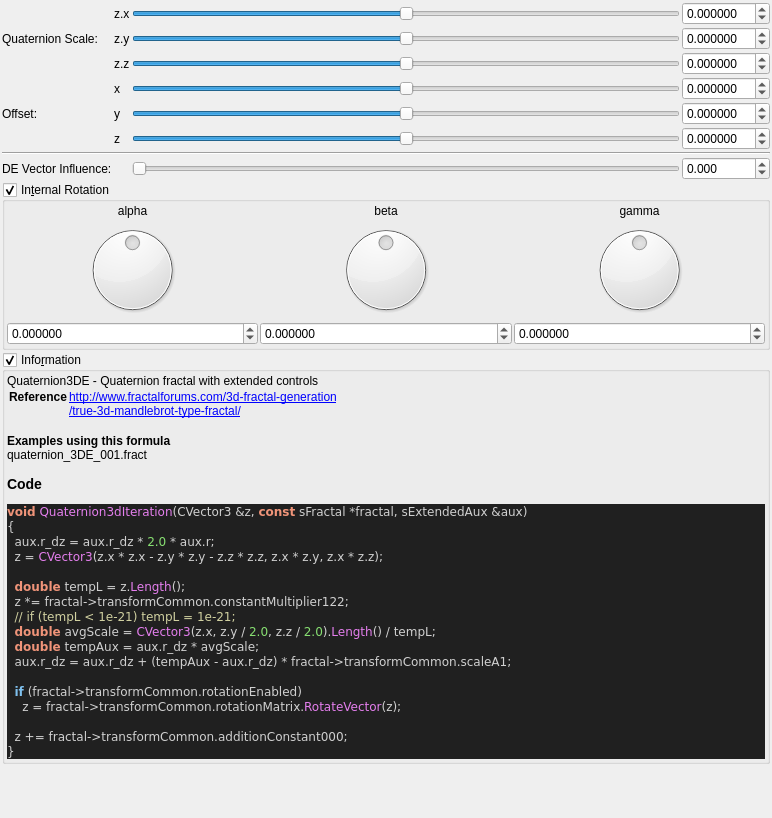
Above: mandelbulber2/formula/ui/fractal_quaternion3d.ui from buddhi1980/mandelbulber2 before the change. Below: the same form after it.
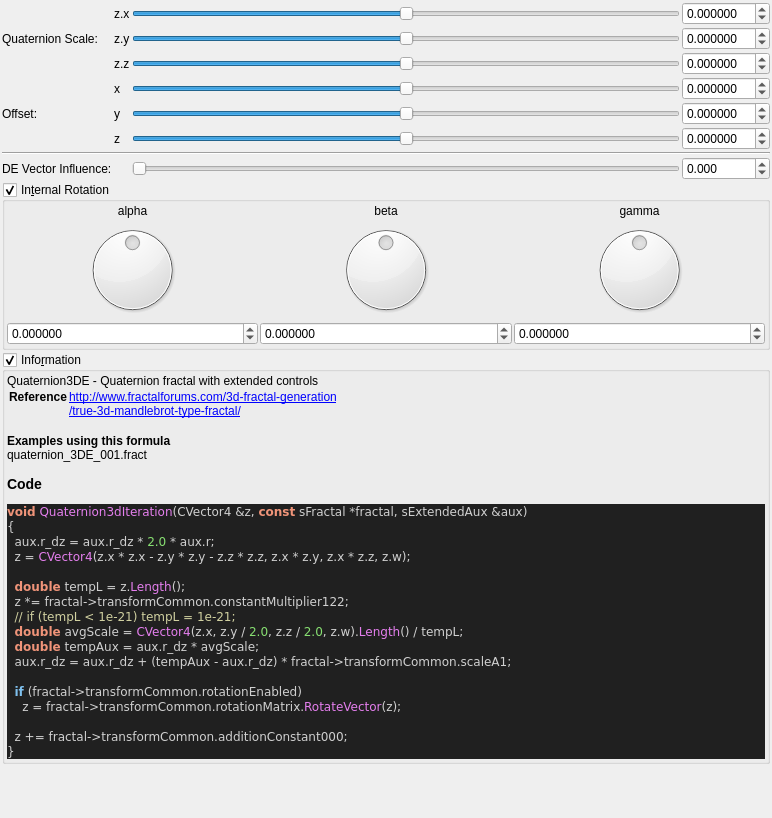
That is the form after the change. Custom widgets are drawn as their Qt base class.

What changed in the file:
```diff
--- a/mandelbulber2/formula/ui/fractal_quaternion3d.ui
+++ b/mandelbulber2/formula/ui/fractal_quaternion3d.ui
@@ -683,15 +683,15 @@
 &lt;/table&gt;
 &lt;br&gt;&lt;b&gt;Examples using this formula&lt;/b&gt;&lt;br&gt;quaternion_3DE_001.fract&lt;h3&gt;Code&lt;/h3&gt;
 &lt;body style=&quot;background-color:#202020&quot;&gt;
-&lt;pre style=&quot;color:#d0d0d0; background-color:#202020;  font-family:'Courier New',monospace;&quot;&gt;&lt;span style=&quot;color:#f09479; font-weight:bold&quot;&gt;void&lt;/span&gt; &lt;span style=&quot;color:#e47eed&quot;&gt;Quaternion3dIteration&lt;/span&gt;&lt;span style=&quot;color:#d0d0d0&quot;&gt;(&lt;/span&gt;CVector3 &lt;span style=&quot;color:#d0d0d0&quot;&gt;&amp;amp;&lt;/span&gt;z&lt;span style=&quot;color:#d0d0d0&quot;&gt;,&lt;/span&gt; &lt;span style=&quot;color:#f09479; font-weight:bold&quot;&gt;const&lt;/span&gt; sFractal &lt;span style=&quot;color:#d0d0d0&quot;&gt;*&lt;/span&gt;fractal&lt;span style=&quot;color:#d0d0d0&quot;&gt;,&lt;/span&gt; sExtendedAux &lt;span style=&quot;color:#d0d0d0&quot;&gt;&amp;amp;&lt;/span&gt;aux&lt;span style=&quot;color:#d0d0d0&quot;&gt;)&lt;/span&gt;
+&lt;pre style=&quot;color:#d0d0d0; background-color:#202020;  font-family:'Courier New',monospace;&quot;&gt;&lt;span style=&quot;color:#f09479; font-weight:bold&quot;&gt;void&lt;/span&gt; &lt;span style=&quot;color:#e47eed&quot;&gt;Quaternion3dIteration&lt;/span&gt;&lt;span style=&quot;color:#d0d0d0&quot;&gt;(&lt;/span&gt;CVector4 &lt;span style=&quot;color:#d0d0d0&quot;&gt;&amp;amp;&lt;/span&gt;z&lt;span style=&quot;color:#d0d0d0&quot;&gt;,&lt;/span&gt; &lt;span style=&quot;color:#f09479; font-weight:bold&quot;&gt;const&lt;/span&gt; sFractal &lt;span style=&quot;color:#d0d0d0&quot;&gt;*&lt;/span&gt;fractal&lt;span style=&quot;color:#d0d0d0&quot;&gt;,&lt;/span&gt; sExtendedAux &lt;span style=&quot;color:#d0d0d0&quot;&gt;&amp;amp;&lt;/span&gt;aux&lt;span style=&quot;color:#d0d0d0&quot;&gt;)&lt;/span&gt;
 &lt;span style=&quot;color:#d0d0d0&quot;&gt;{&lt;/span&gt;
   aux&lt;span style=&quot;color:#d0d0d0&quot;&gt;.&lt;/span&gt;r_dz &lt;span style=&quot;color:#d0d0d0&quot;&gt;=&lt;/span&gt; aux&lt;span style=&quot;color:#d0d0d0&quot;&gt;.&lt;/span&gt;r_dz &lt;span style=&quot;color:#d0d0d0&quot;&gt;*&lt;/span&gt; &lt;span style=&quot;color:#87df71&quot;&gt;2.0&lt;/span&gt; &lt;span style=&quot;color:#d0d0d0&quot;&gt;*&lt;/span&gt; aux&lt;span style=&quot;color:#d0d0d0&quot;&gt;.&lt;/span&gt;r&lt;span style=&quot;color:#d0d0d0&quot;&gt;;&lt;/span&gt;
-  z &lt;span style=&quot;color:#d0d0d0&quot;&gt;=&lt;/span&gt; &lt;span style=&quot;color:#e47eed&quot;&gt;CVector3&lt;/span&gt;&lt;span style=&quot;color:#d0d0d0&quot;&gt;(&lt;/span&gt;z&lt;span style=&quot;color:#d0d0d0&quot;&gt;.&lt;/span&gt;x &lt;span style=&quot;color:#d0d0d0&quot;&gt;*&lt;/span&gt; z&lt;span style=&quot;color:#d0d0d0&quot;&gt;.&lt;/span&gt;x &lt;span style=&quot;color:#d0d0d0&quot;&gt;-&lt;/span&gt; z&lt;span style=&quot;color:#d0d0d0&quot;&gt;.&lt;/span&gt;y &lt;span style=&quot;color:#d0d0d0&quot;&gt;*&lt;/span&gt; z&lt;span style=&quot;color:#d0d0d0&quot;&gt;.&lt;/span&gt;y &lt;span style=&quot;color:#d0d0d0&quot;&gt;-&lt;/span&gt; z&lt;span style=&quot;color:#d0d0d0&quot;&gt;.&lt;/span&gt;z &lt;span style=&quot;color:#d0d0d0&quot;&gt;*&lt;/span&gt; z&lt;span style=&quot;color:#d0d0d0&quot;&gt;.&lt;/span&gt;z&lt;span style=&quot;color:#d0d0d0&quot;&gt;,&lt;/span&gt; z&lt;span style=&quot;color:#d0d0d0&quot;&gt;.&lt;/span&gt;x &lt;span style=&quot;color:#d0d0d0&quot;&gt;*&lt;/span&gt; z&lt;span style=&quot;color:#d0d0d0&quot;&gt;.&lt;/span&gt;y&lt;span style=&quot;color:#d0d0d0&quot;&gt;,&lt;/span&gt; z&lt;span style=&quot;color:#d0d0d0&quot;&gt;.&lt;/span&gt;x &lt;span style=&quot;color:#d0d0d0&quot;&gt;*&lt;/span&gt; z&lt;span style=&quot;color:#d0d0d0&quot;&gt;.&lt;/span&gt;z&lt;span style=&quot;color:#d0d0d0&quot;&gt;);&lt;/span&gt;
+  z &lt;span style=&quot;color:#d0d0d0&quot;&gt;=&lt;/span&gt; &lt;span style=&quot;color:#e47eed&quot;&gt;CVector4&lt;/span&gt;&lt;span style=&quot;color:#d0d0d0&quot;&gt;(&lt;/span&gt;z&lt;span style=&quot;color:#d0d0d0&quot;&gt;.&lt;/span&gt;x &lt;span style=&quot;color:#d0d0d0&quot;&gt;*&lt;/span&gt; z&lt;span style=&quot;color:#d0d0d0&quot;&gt;.&lt;/span&gt;x &lt;span style=&quot;color:#d0d0d0&quot;&gt;-&lt;/span&gt; z&lt;span style=&quot;color:#d0d0d0&quot;&gt;.&lt;/span&gt;y &lt;span style=&quot;color:#d0d0d0&quot;&gt;*&lt;/span&gt; z&lt;span style=&quot;color:#d0d0d0&quot;&gt;.&lt;/span&gt;y &lt;span style=&quot;color:#d0d0d0&quot;&gt;-&lt;/span&gt; z&lt;span style=&quot;color:#d0d0d0&quot;&gt;.&lt;/span&gt;z &lt;span style=&quot;color:#d0d0d0&quot;&gt;*&lt;/span&gt; z&lt;span style=&quot;color:#d0d0d0&quot;&gt;.&lt;/span&gt;z&lt;span style=&quot;color:#d0d0d0&quot;&gt;,&lt;/span&gt; z&lt;span style=&quot;color:#d0d0d0&quot;&gt;.&lt;/span&gt;x &lt;span style=&quot;color:#d0d0d0&quot;&gt;*&lt;/span&gt; z&lt;span style=&quot;color:#d0d0d0&quot;&gt;.&lt;/span&gt;y&lt;span style=&quot;color:#d0d0d0&quot;&gt;,&lt;/span&gt; z&lt;span style=&quot;color:#d0d0d0&quot;&gt;.&lt;/span&gt;x &lt;span style=&quot;color:#d0d0d0&quot;&gt;*&lt;/span&gt; z&lt;span style=&quot;color:#d0d0d0&quot;&gt;.&lt;/span&gt;z&lt;span style=&quot;color:#d0d0d0&quot;&gt;,&lt;/span&gt; z&lt;span style=&quot;color:#d0d0d0&quot;&gt;.&lt;/span&gt;w&lt;span style=&quot;color:#d0d0d0&quot;&gt;);&lt;/span&gt;
 
   &lt;span style=&quot;color:#f09479; font-weight:bold&quot;&gt;double&lt;/span&gt; tempL &lt;span style=&quot;color:#d0d0d0&quot;&gt;=&lt;/span&gt; z&lt;span style=&quot;color:#d0d0d0&quot;&gt;.&lt;/span&gt;&lt;span style=&quot;color:#e47eed&quot;&gt;Length&lt;/span&gt;&lt;span style=&quot;color:#d0d0d0&quot;&gt;();&lt;/span&gt;
   z &lt;span style=&quot;color:#d0d0d0&quot;&gt;*=&lt;/span&gt; fractal&lt;span style=&quot;color:#d0d0d0&quot;&gt;-&amp;gt;&lt;/span&gt;transformCommon&lt;span style=&quot;color:#d0d0d0&quot;&gt;.&lt;/span&gt;constantMultiplier122&lt;span style=&quot;color:#d0d0d0&quot;&gt;;&lt;/span&gt;
   &lt;span style=&quot;color:#d0d0a0&quot;&gt;// if (tempL &amp;lt; 1e-21) tempL = 1e-21;&lt;/span&gt;
-  &lt;span style=&quot;color:#f09479; font-weight:bold&quot;&gt;double&lt;/span&gt; avgScale &lt;span style=&quot;color:#d0d0d0&quot;&gt;=&lt;/span&gt; &lt;span style=&quot;color:#e47eed&quot;&gt;CVector3&lt;/span&gt;&lt;span style=&quot;color:#d0d0d0&quot;&gt;(&lt;/span&gt;z&lt;span style=&quot;color:#d0d0d0&quot;&gt;.&lt;/span&gt;x&lt;span style=&quot;color:#d0d0d0&quot;&gt;,&lt;/span&gt; z&lt;span style=&quot;color:#d0d0d0&quot;&gt;.&lt;/span&gt;y &lt;span style=&quot;color:#d0d0d0&quot;&gt;/&lt;/span&gt; &lt;span style=&quot;color:#87df71&quot;&gt;2.0&lt;/span&gt;&lt;span style=&quot;color:#d0d0d0&quot;&gt;,&lt;/span&gt; z&lt;span style=&quot;color:#d0d0d0&quot;&gt;.&lt;/span&gt;z &lt;span style=&quot;color:#d0d0d0&quot;&gt;/&lt;/span&gt; &lt;span style=&quot;color:#87df71&quot;&gt;2.0&lt;/span&gt;&lt;span style=&quot;color:#d0d0d0&quot;&gt;).&lt;/span&gt;&lt;span style=&quot;color:#e47eed&quot;&gt;Length&lt;/span&gt;&lt;span style=&quot;color:#d0d0d0&quot;&gt;() /&lt;/span&gt; tempL&lt;span style=&quot;color:#d0d0d0&quot;&gt;;&lt;/span&gt;
+  &lt;span style=&quot;color:#f09479; font-weight:bold&quot;&gt;double&lt;/span&gt; avgScale &lt;span style=&quot;color:#d0d0d0&quot;&gt;=&lt;/span&gt; &lt;span style=&quot;color:#e47eed&quot;&gt;CVector4&lt;/span&gt;&lt;span style=&quot;color:#d0d0d0&quot;&gt;(&lt;/span&gt;z&lt;span style=&quot;color:#d0d0d0&quot;&gt;.&lt;/span&gt;x&lt;span style=&quot;color:#d0d0d0&quot;&gt;,&lt;/span&gt; z&lt;span style=&quot;color:#d0d0d0&quot;&gt;.&lt;/span&gt;y &lt;span style=&quot;color:#d0d0d0&quot;&gt;/&lt;/span&gt; &lt;span style=&quot;color:#87df71&quot;&gt;2.0&lt;/span&gt;&lt;span style=&quot;color:#d0d0d0&quot;&gt;,&lt;/span&gt; z&lt;span style=&quot;color:#d0d0d0&quot;&gt;.&lt;/span&gt;z &lt;span style=&quot;color:#d0d0d0&quot;&gt;/&lt;/span&gt; &lt;span style=&quot;color:#87df71&quot;&gt;2.0&lt;/span&gt;&lt;span style=&quot;color:#d0d0d0&quot;&gt;,&lt;/span&gt; z&lt;span style=&quot;color:#d0d0d0&quot;&gt;.&lt;/span&gt;w&lt;span style=&quot;color:#d0d0d0&quot;&gt;).&lt;/span&gt;&lt;span style=&quot;color:#e47eed&quot;&gt;Length&lt;/span&gt;&lt;span style=&quot;color:#d0d0d0&quot;&gt;() /&lt;/span&gt; tempL&lt;span style=&quot;color:#d0d0d0&quot;&gt;;&lt;/span&gt;
   &lt;span style=&quot;color:#f09479; font-weight:bold&quot;&gt;double&lt;/span&gt; tempAux &lt;span style=&quot;color:#d0d0d0&quot;&gt;=&lt;/span&gt; aux&lt;span style=&quot;color:#d0d0d0&quot;&gt;.&lt;/span&gt;r_dz &lt;span style=&quot;color:#d0d0d0&quot;&gt;*&lt;/span&gt; avgScale&lt;span style=&quot;color:#d0d0d0&quot;&gt;;&lt;/span&gt;
   aux&lt;span style=&quot;color:#d0d0d0&quot;&gt;.&lt;/span&gt;r_dz &lt;span style=&quot;color:#d0d0d0&quot;&gt;=&lt;/span&gt; aux&lt;span style=&quot;color:#d0d0d0&quot;&gt;.&lt;/span&gt;r_dz &lt;span style=&quot;color:#d0d0d0&quot;&gt;+ (&lt;/span&gt;tempAux &lt;span style=&quot;color:#d0d0d0&quot;&gt;-&lt;/span&gt; aux&lt;span style=&quot;color:#d0d0d0&quot;&gt;.&lt;/span&gt;r_dz&lt;span style=&quot;color:#d0d0d0&quot;&gt;) *&lt;/span&gt; fractal&lt;span style=&quot;color:#d0d0d0&quot;&gt;-&amp;gt;&lt;/span&gt;transformCommon&lt;span style=&quot;color:#d0d0d0&quot;&gt;.&lt;/span&gt;scaleA1&lt;span style=&quot;color:#d0d0d0&quot;&gt;;&lt;/span&gt;
 
```
